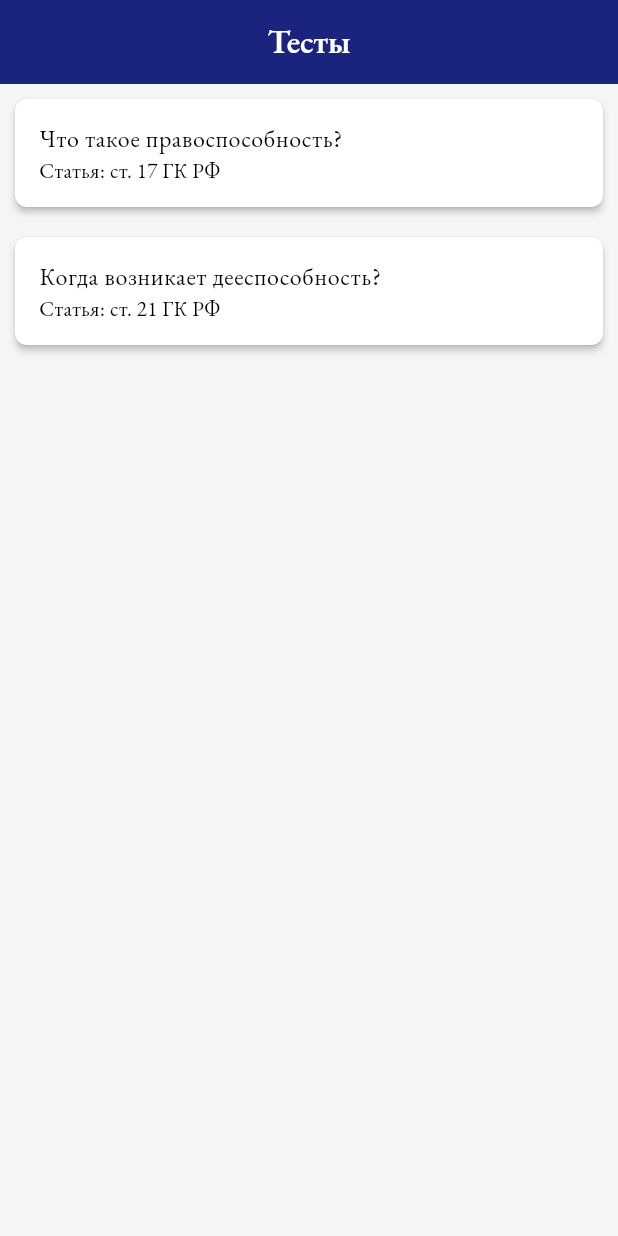
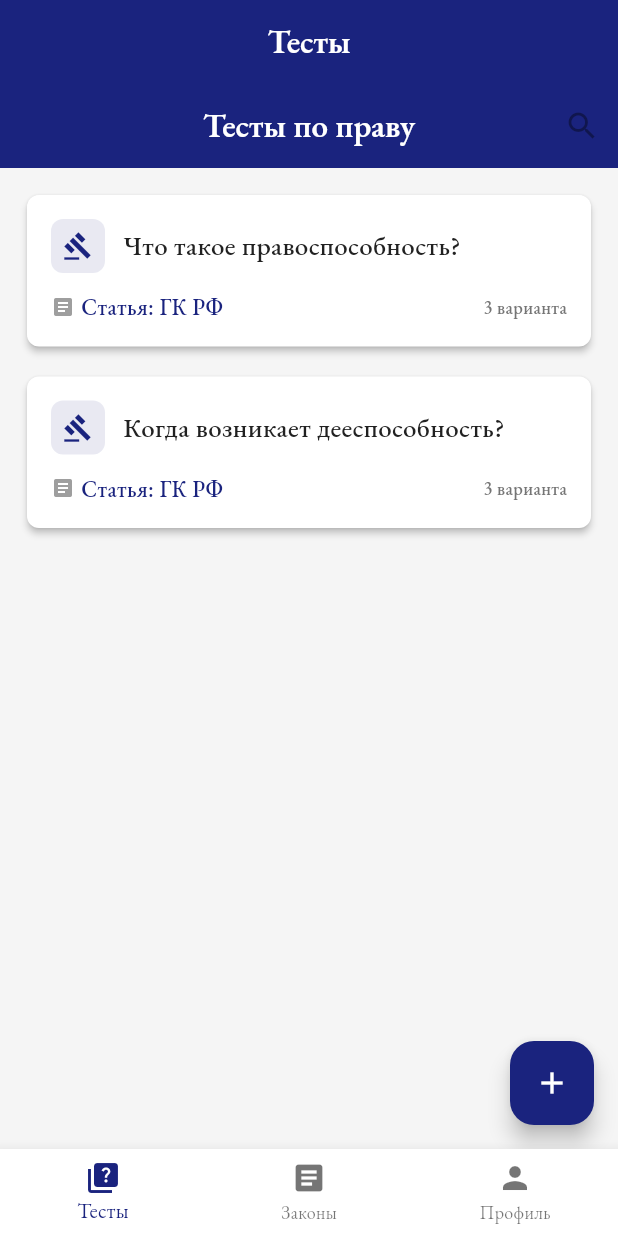
Before and after one commit to Jastline/mylawyer, a Flutter app: the screen it shows after launch, on a phone screen of 412 x 824 dp. Run offline on Flutter 3.47's test engine with Material 3 defaults, Android fonts, the phone set to English and light mode, and no system bars; our stand-ins replace sqflite; accounts and stored records are empty.

Commit message:
Реструктурирование на страницы
Тесты, Законы, Профиль

```diff
--- a/lib/main.dart
+++ b/lib/main.dart
@@ -1,9 +1,8 @@
 import 'package:flutter/material.dart';
 import 'data/db_helper.dart';
 import 'models/test_model.dart';
-import 'screens/test_detail_screen.dart';
 import 'resources/app_theme.dart';
-
+import 'screens/main_screen.dart';
 
 void main() async {
   WidgetsFlutterBinding.ensureInitialized();
@@ -25,10 +24,12 @@
     ));
   }
 
-  runApp(MyApp());
+  runApp(const MyApp());
 }
 
 class MyApp extends StatelessWidget {
+  const MyApp({super.key});
+
   @override
   Widget build(BuildContext context) {
     return MaterialApp(
@@ -37,68 +38,7 @@
       theme: AppTheme.lightTheme,
       darkTheme: AppTheme.darkTheme,
       themeMode: ThemeMode.light,
-      home: TestsScreen(),
+      home: const MainScreen(), // ← Запускаем главный экран с навигацией
     );
   }
 }
-
-class TestsScreen extends StatefulWidget {
-  @override
-  _TestsScreenState createState() => _TestsScreenState();
-}
-
-class _TestsScreenState extends State<TestsScreen> {
-  final DBHelper _dbHelper = DBHelper();
-  List<TestModel> _tests = [];
-  bool _isLoading = true;
-
-  @override
-  void initState() {
-    super.initState();
-    _loadTests();
-  }
-
-  Future<void> _loadTests() async {
-    print('Загрузка тестов...');
-    final tests = await _dbHelper.getAllTests();
-    print('Найдено тестов: ${tests.length}');
-    for (var t in tests) {
-      print('Тест: ${t.question}');
-    }
-
-    setState(() {
-      _tests = tests;
-      _isLoading = false;
-    });
-  }
-
-  @override
-  Widget build(BuildContext context) {
-    return Scaffold(
-      appBar: AppBar(title: Text('Тесты')),
-      body: _isLoading
-          ? Center(child: CircularProgressIndicator())
-          : ListView.builder(
-        itemCount: _tests.length,
-        itemBuilder: (context, index) {
-          final test = _tests[index];
-          return Card(
-            margin: const EdgeInsets.all(10),
-            child: ListTile(
-              title: Text(test.question),
-              subtitle: Text('Статья: ${test.lawReference}'),
-              onTap: () {
-                Navigator.push(
-                  context,
-                  MaterialPageRoute(
-                    builder: (context) => TestDetailScreen(test: test),
-                  ),
-                );
-              },
-            )
-          );
-        },
-      ),
-    );
-  }
-}
--- /dev/null
+++ b/lib/screens/main_screen.dart
@@ -0,0 +1,62 @@
+import 'package:flutter/material.dart';
+import 'tests/tests_screen.dart';
+import 'laws/laws_screen.dart';
+import 'profile/profile_screen.dart';
+
+class MainScreen extends StatefulWidget {
+  const MainScreen({super.key});
+
+  @override
+  State<MainScreen> createState() => _MainScreenState();
+}
+
+class _MainScreenState extends State<MainScreen> {
+  int _selectedIndex = 0;
+
+  final List<Widget> _screens = const [
+    TestsScreen(),
+    LawsScreen(),
+    ProfileScreen(),
+  ];
+
+  final List<String> _titles = [
+    'Тесты',
+    'Законы',
+    'Профиль',
+  ];
+
+  void _onTap(int index) {
+    setState(() {
+      _selectedIndex = index;
+    });
+  }
+
+  @override
+  Widget build(BuildContext context) {
+    return Scaffold(
+      appBar: AppBar(
+        title: Text(_titles[_selectedIndex]),
+        centerTitle: true,
+      ),
+      body: _screens[_selectedIndex],
+      bottomNavigationBar: BottomNavigationBar(
+        currentIndex: _selectedIndex,
+        onTap: _onTap,
+        items: const [
+          BottomNavigationBarItem(
+            icon: Icon(Icons.quiz),
+            label: 'Тесты',
+          ),
+          BottomNavigationBarItem(
+            icon: Icon(Icons.article),
+            label: 'Законы',
+          ),
+          BottomNavigationBarItem(
+            icon: Icon(Icons.person),
+            label: 'Профиль',
+          ),
+        ],
+      ),
+    );
+  }
+}
```
Also changed, not shown: lib/screens/laws/laws_screen.dart (added, +12 -0 lines), lib/screens/profile/profile_screen.dart (added, +12 -0 lines), lib/screens/tests/add_test_screen.dart (added, +97 -0 lines), lib/screens/tests/test_detail_screen.dart (renamed from lib/screens/test_detail_screen.dart, +3 -3 lines), lib/screens/tests/tests_screen.dart (renamed from lib/screens/tests_screen.dart, +16 -4 lines).
